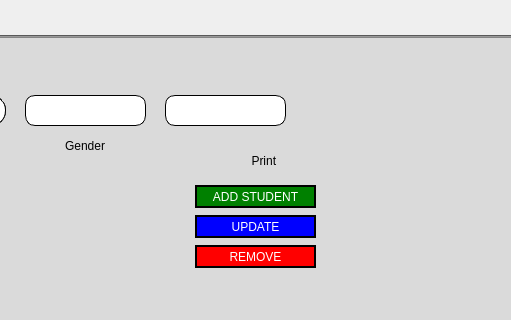
HimoJCode/Automated-Attendance-Tracking, file ui/superAdmin.ui: the form before one commit; both pictures show x 855 to 1366 and y 95 to 415 of the 1366 by 768 pixel window.
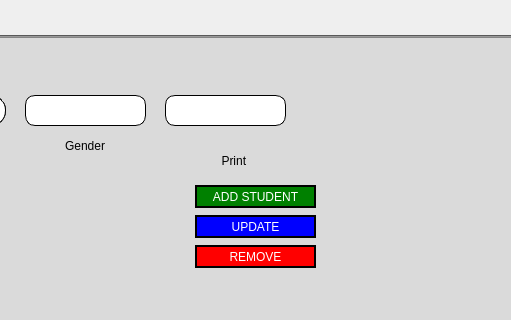
The form after the commit. The open tabs and pages were chosen to show the change. Icons and pictures are not drawn.

Commit message: Done Super Admin w/ print functionality

Patch:
```diff
--- a/ui/superAdmin.ui
+++ b/ui/superAdmin.ui
@@ -1392,12 +1392,12 @@
           <bool>false</bool>
          </property>
         </widget>
-        <widget class="QToolButton" name="print_btn_2">
+        <widget class="QPushButton" name="printStudent_btn">
          <property name="geometry">
           <rect>
-           <x>1070</x>
+           <x>1030</x>
            <y>100</y>
-           <width>91</width>
+           <width>111</width>
            <height>51</height>
           </rect>
          </property>
@@ -1423,9 +1423,6 @@
            <height>40</height>
           </size>
          </property>
-         <property name="toolButtonStyle">
-          <enum>Qt::ToolButtonTextBesideIcon</enum>
-         </property>
         </widget>
         <widget class="QLabel" name="studentNoDataLabel">
          <property name="geometry">
```
Left out of the diff: 144 changed lines with no effect on the pictures. The commit also changes 8 other files.
